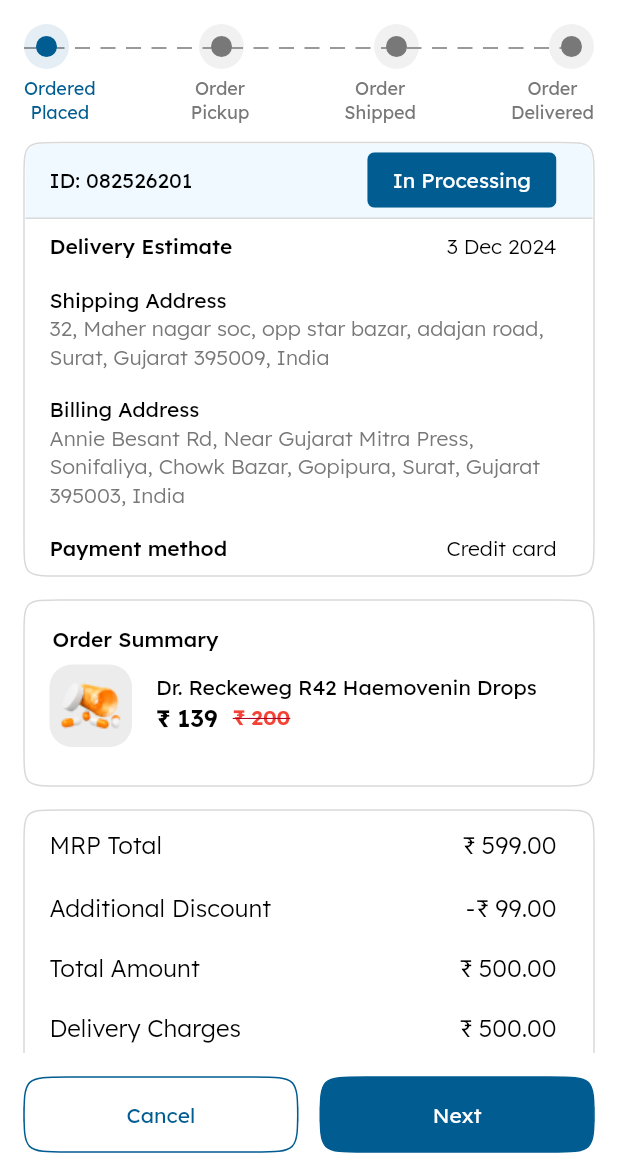
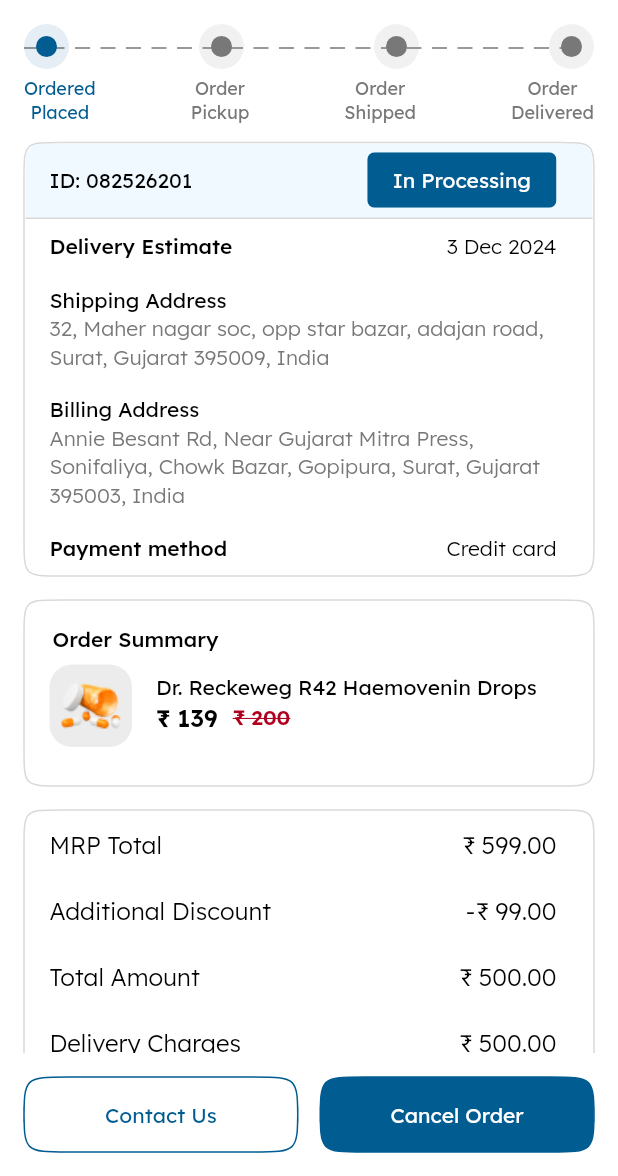
Before and after one commit to DevikaPatelLetmegrab/PharmFlow, a Flutter app: the OrderDetailsPage screen opened by its route, on a phone screen of 412 x 824 dp, the part 60-1236 px from its top. Run offline on Flutter 3.47's test engine with Material 3 defaults, Android fonts, the phone set to English and light mode, and no system bars; drawn by our look-alikes of dotted_line; our stand-ins replace bloc, carousel_slider, dotted_border, dropdown_button2, equatable, flutter_bloc and 7 more; missing offline and left inert: advanced_chips_input, linear_progress_bar.

Commit message:
Order (#24)
* Order Page UI

* Order Page UI(InProgress)

* Complete UI of My Order

* Complete UI of My Order

```diff
--- a/lib/core/config/app_assets.dart
+++ b/lib/core/config/app_assets.dart
@@ -54,8 +54,8 @@ class AppAssets {
   static String userIcon = 'assets/icon/user.png';
   static String messageOutlineIcon = 'assets/icon/message_outline.png';
   static String videoCallIcon = 'assets/icon/video_call.png';
-  static String orderFilterIcon = 'assets/icon/video_call.png';
   static String searchCallIcon = 'assets/icon/search_call.png';
+  static String orderFilterIcon = 'assets/icon/order_filter.png';
 
   ///logo
 
--- a/lib/core/utils/app_constants.dart
+++ b/lib/core/utils/app_constants.dart
@@ -130,4 +130,22 @@ class AppConstants {
     AppAssets.avtar3,
     AppAssets.avtar1,
   ];
+
+  static List<ChipModel> dateWiseFilter = [
+    ChipModel(title: 'This Week', isSelected: false),
+    ChipModel(title: 'Last Month ', isSelected: true),
+    ChipModel(title: 'Last Week ', isSelected: false),
+    ChipModel(title: 'This Month', isSelected: false),
+    ChipModel(title: 'This Year', isSelected: false),
+    ChipModel(title: 'Last Year', isSelected: true),
+  ];
+
+  static List<ChipModel> orderWiseFilter = [
+    ChipModel(title: 'Delivery', isSelected: false),
+    ChipModel(title: 'Shipped', isSelected: true),
+    ChipModel(title: 'Return', isSelected: false),
+    ChipModel(title: 'Cancelled', isSelected: false),
+    ChipModel(title: 'Replace', isSelected: false),
+    ChipModel(title: 'Placed', isSelected: true),
+  ];
 }
--- a/lib/core/utils/squircle/squircle_container.dart
+++ b/lib/core/utils/squircle/squircle_container.dart
@@ -30,6 +30,7 @@ class Squircle extends Container {
     this.customShape,
     this.clipBehavior = Clip.hardEdge,
     super.key,
+    super.padding,
     super.height,
     super.width,
     super.alignment,
--- a/lib/features/order/presentation/pages/order_details_page.dart
+++ b/lib/features/order/presentation/pages/order_details_page.dart
@@ -1,12 +1,16 @@
 import 'package:flutter/material.dart';
 import 'package:gap/gap.dart';
 import 'package:pharm_flow/core/app_extension/text_style_extension.dart';
+import 'package:pharm_flow/core/config/app_assets.dart';
 import 'package:pharm_flow/core/config/app_dimension.dart';
 import 'package:pharm_flow/core/utils/squircle/squircle_container.dart';
+import 'package:pharm_flow/core/widget/app_bottosheet_widget.dart';
+import 'package:pharm_flow/core/widget/app_icon_button.dart';
 import 'package:pharm_flow/core/widget/common_app_bar.dart';
 import 'package:pharm_flow/core/widget/confirmation_button.dart';
 import 'package:pharm_flow/features/order/presentation/widgets/common_medicine_summary.dart';
 import 'package:pharm_flow/features/order/presentation/widgets/delivery_estimate.dart';
+import 'package:pharm_flow/features/order/presentation/widgets/order_filter_sheet.dart';
 import 'package:pharm_flow/features/order/presentation/widgets/payment_details.dart';
 import 'package:pharm_flow/features/order/presentation/widgets/step_view.dart';
 
@@ -16,15 +20,15 @@ class OrderDetailsPage extends StatelessWidget {
   @override
   Widget build(BuildContext context) {
     return Scaffold(
-      appBar: const CommonAppBar(
+      appBar: CommonAppBar(
         title: 'Your Order',
       ),
       bottomNavigationBar: Padding(
         padding: const EdgeInsets.symmetric(
             vertical: AppDimens.space16, horizontal: AppDimens.space16),
         child: ConfirmationButton(
-          positiveText: 'Next',
-          negativeText: 'Cancel',
+          positiveText: 'Cancel Order',
+          negativeText: 'Contact Us',
           onPositiveClick: () {},
         ),
       ),
--- a/lib/features/order/presentation/widgets/delivery_estimate.dart
+++ b/lib/features/order/presentation/widgets/delivery_estimate.dart
@@ -1,4 +1,3 @@
-import 'package:flutter/cupertino.dart';
 import 'package:flutter/material.dart';
 import 'package:gap/gap.dart';
 import 'package:pharm_flow/core/app_extension/text_style_extension.dart';
--- a/lib/features/order/presentation/widgets/payment_details.dart
+++ b/lib/features/order/presentation/widgets/payment_details.dart
@@ -10,43 +10,50 @@ class PaymentDetails extends StatelessWidget {
     return Squircle(
       child: Column(
         children: [
-          ListTile(
-            visualDensity: VisualDensity(vertical: -3),
-            titleTextStyle: context.x16.weigh300,
-            leadingAndTrailingTextStyle: context.x16.weigh300,
-            title: Text('MRP Total'),
-            trailing: Text('₹ 599.00'),
+          const SinglePaymentItem(
+            title: 'MRP Total',
+            content: '₹ 599.00',
+          ),
+          const SinglePaymentItem(
+            title: 'Additional Discount',
+            content: '-₹ 99.00',
+          ),
+          const SinglePaymentItem(
+            title: 'Total Amount',
+            content: '₹ 500.00',
+          ),
+          const SinglePaymentItem(
+            title: 'Delivery Charges',
+            content: '₹ 500.00',
           ),
           ListTile(
-            visualDensity: VisualDensity(vertical: -4),
-            titleTextStyle: context.x16.weigh300,
-            leadingAndTrailingTextStyle: context.x16.weigh300,
-            title: Text('Additional Discount'),
-            trailing: Text('-₹ 99.00'),
-          ),
-          ListTile(
-            visualDensity: VisualDensity(vertical: -4),
-            titleTextStyle: context.x16.weigh300,
-            leadingAndTrailingTextStyle: context.x16.weigh300,
-            title: Text('Total Amount'),
-            trailing: Text('₹ 500.00'),
-          ),
-          ListTile(
-            visualDensity: VisualDensity(vertical: -4),
-            titleTextStyle: context.x16.weigh300,
-            leadingAndTrailingTextStyle: context.x16.weigh300,
-            title: Text('Delivery Charges'),
-            trailing: Text('₹ 500.00'),
-          ),
-          ListTile(
-            visualDensity: VisualDensity(vertical: -4),
+            visualDensity: const VisualDensity(vertical: -4),
             titleTextStyle: context.x16.withPrimary.weigh500,
             leadingAndTrailingTextStyle: context.x16.withPrimary.weigh500,
-            title: Text('Total Payable'),
-            trailing: Text('₹ 500.00'),
+            title: const Text('Total Payable'),
+            trailing: const Text('₹ 500.00'),
           ),
         ],
       ),
     );
   }
 }
+
+class SinglePaymentItem extends StatelessWidget {
+  final String title;
+  final String content;
+
+  const SinglePaymentItem(
+      {super.key, required this.title, required this.content});
+
+  @override
+  Widget build(BuildContext context) {
+    return ListTile(
+      visualDensity: const VisualDensity(vertical: -3),
+      titleTextStyle: context.x16.weigh300,
+      leadingAndTrailingTextStyle: context.x16.weigh300,
+      title: Text(title),
+      trailing: Text(content),
+    );
+  }
+}
--- a/lib/features/registrationProfile/presentation/pages/medical_condition_list.dart
+++ b/lib/features/registrationProfile/presentation/pages/medical_condition_list.dart
@@ -45,7 +45,7 @@ class _MedicalConditionListScreenState
                       (e) => InputChipWidget(
                         title: e.title,
                         isSelected: e.isSelected,
-                        shoeCheckMark: false,
+                        showCheckMark: false,
                         customBorderSide: BorderSide.none,
                         backgroundColor: AppColors.lightBlue,
                       ),
--- a/lib/features/registrationProfile/presentation/pages/primary_goal_screen.dart
+++ b/lib/features/registrationProfile/presentation/pages/primary_goal_screen.dart
@@ -41,7 +41,7 @@ class _PrimaryGoalScreenState extends State<PrimaryGoalScreen> {
                     (e) => InputChipWidget(
                       title: e.title,
                       isSelected: e.isSelected,
-                      shoeCheckMark: true,
+                      showCheckMark: true,
                     ),
                   )
                   .toList(),
```
Also changed, not shown: lib/core/app_extension/text_style_extension.dart (+11 -3 lines), lib/core/widget/app_bottosheet_widget.dart (added, +69 -0 lines), lib/core/widget/input_chip_widget.dart (+6 -9 lines), lib/features/my_booking/presentation/pages/my_booking_page.dart (+11 -7 lines), lib/features/order/presentation/pages/order_page.dart (+8 -2 lines), lib/features/order/presentation/widgets/order_filter_sheet.dart (added, +57 -0 lines).
